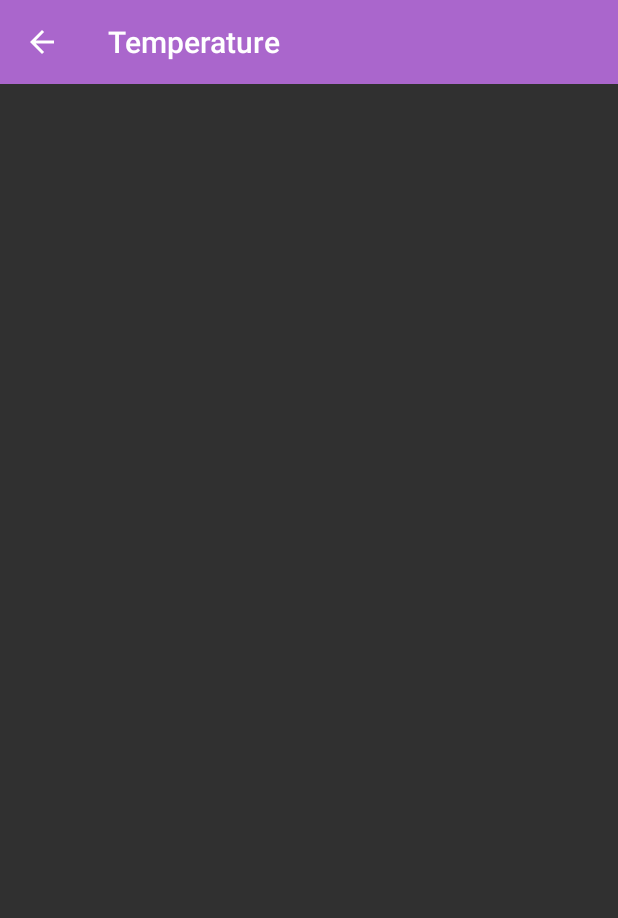
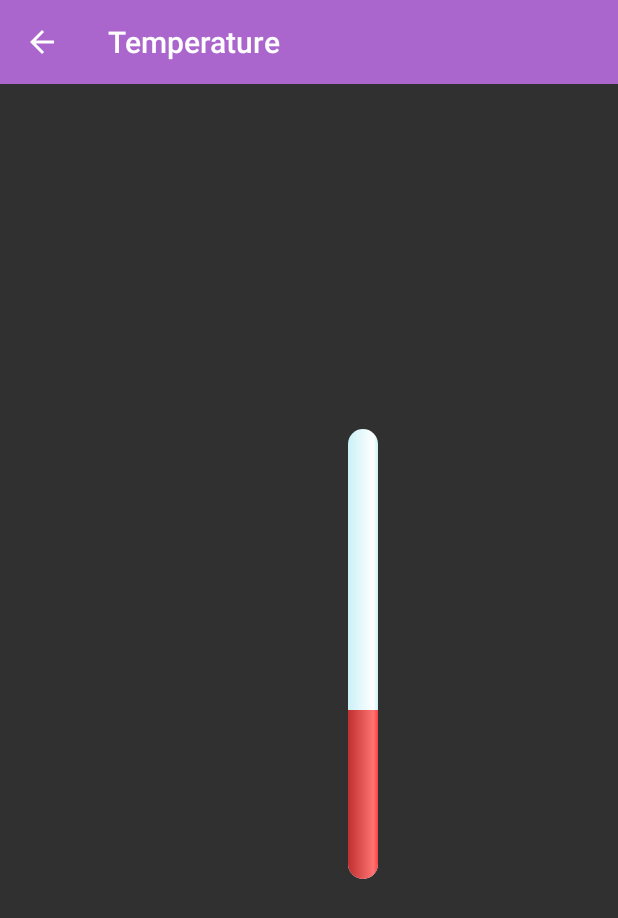
Before and after one commit to YusongLiang/SensorDemo, an Android app: the TemperatureActivity screen opened directly, with no data from a screen before it, on a phone screen of 412 x 824 dp. Shown: the top 918 px of the screen. Run offline under Robolectric (Android 15) with nearby library versions, the phone set to English and light mode, and no system bars.

Commit message:
安卓各Sensor使用演示

```diff
--- a/app/src/main/java/com/felix/sensordemo/view/TemperatureActivity.java
+++ b/app/src/main/java/com/felix/sensordemo/view/TemperatureActivity.java
@@ -8,6 +8,7 @@ import android.os.Bundle;
 import android.support.v4.app.ActivityCompat;
 import android.support.v7.widget.Toolbar;
 import android.view.View;
+import android.widget.ProgressBar;
 
 import com.felix.sensordemo.R;
 import com.felix.sensordemo.app.BaseActivity;
@@ -20,6 +21,7 @@ import com.felix.sensordemo.app.BaseActivity;
 public class TemperatureActivity extends BaseActivity {
 
     private Toolbar toolbar;
+    private ProgressBar pbTemperature;
 
     private SensorManager mManager;
     private Sensor mAmbientTemperatureSensor;
@@ -45,7 +47,7 @@ public class TemperatureActivity extends BaseActivity {
      * @param degree 当前环境温度（摄氏度）
      */
     private void onReceiveTemperature(float degree) {
-
+        pbTemperature.setProgress((int) (degree - 60));
     }
 
     @Override
@@ -57,6 +59,7 @@ public class TemperatureActivity extends BaseActivity {
     protected void initView() {
         toolbar = (Toolbar) findViewById(R.id.toolbar);
         setSupportActionBar(toolbar);
+        pbTemperature = (ProgressBar) findViewById(R.id.pb_temperature);
     }
 
     @Override
@@ -73,6 +76,7 @@ public class TemperatureActivity extends BaseActivity {
                 ActivityCompat.finishAfterTransition(TemperatureActivity.this);
             }
         });
+
     }
 
     /**
--- /dev/null
+++ b/app/src/main/res/drawable/progress_bar_drawable.xml
@@ -0,0 +1,28 @@
+<?xml version="1.0" encoding="utf-8"?>
+<layer-list xmlns:android="http://schemas.android.com/apk/res/android">
+    <item android:id="@android:id/background">
+        <shape>
+            <corners android:radius="10dp" />
+            <gradient
+                android:centerColor="#FFF"
+                android:centerY="0.85"
+                android:endColor="#CAF1F8"
+                android:startColor="#CAF1F8" />
+        </shape>
+    </item>
+    <item android:id="@android:id/progress">
+        <clip
+            android:clipOrientation="vertical"
+            android:gravity="bottom">
+            <shape>
+                <corners android:radius="10dp" />
+                <gradient
+                    android:angle="180"
+                    android:centerColor="#FF7373"
+                    android:centerY="0.15"
+                    android:endColor="#BF3030"
+                    android:startColor="#FF4040" />
+            </shape>
+        </clip>
+    </item>
+</layer-list>
--- a/app/src/main/res/layout/activity_temperature.xml
+++ b/app/src/main/res/layout/activity_temperature.xml
@@ -13,11 +13,41 @@
         android:minHeight="?attr/actionBarSize"
         android:theme="?attr/actionBarTheme"
         android:transitionName="@string/transition_name"
+        app:layout_constraintHorizontal_bias="0.0"
         app:layout_constraintLeft_toLeftOf="parent"
         app:layout_constraintRight_toRightOf="parent"
         app:layout_constraintTop_toTopOf="parent"
         app:navigationIcon="?attr/homeAsUpIndicator"
-        app:title="@string/label_temperature"
-        app:layout_constraintHorizontal_bias="1.0" />
+        app:title="@string/label_temperature" />
+
+    <ProgressBar
+        android:id="@+id/pb_temperature"
+        style="?android:attr/progressBarStyleHorizontal"
+        android:layout_width="20dp"
+        android:layout_height="300dp"
+        android:layout_marginBottom="16dp"
+        android:layout_marginEnd="16dp"
+        android:layout_marginStart="16dp"
+        android:layout_marginTop="8dp"
+        android:max="160"
+        android:progress="60"
+        android:progressDrawable="@drawable/progress_bar_drawable"
+        app:layout_constraintBottom_toBottomOf="parent"
+        app:layout_constraintHorizontal_bias="0.6"
+        app:layout_constraintLeft_toLeftOf="parent"
+        app:layout_constraintRight_toRightOf="parent"
+        app:layout_constraintTop_toBottomOf="@+id/toolbar" />
+
+    <TextView
+        android:id="@+id/tv_temperature"
+        android:layout_width="wrap_content"
+        android:layout_height="wrap_content"
+        android:layout_marginEnd="24dp"
+        android:layout_marginStart="16dp"
+        app:layout_constraintBottom_toBottomOf="@+id/pb_temperature"
+        app:layout_constraintHorizontal_bias="1.0"
+        app:layout_constraintLeft_toLeftOf="parent"
+        app:layout_constraintRight_toLeftOf="@+id/pb_temperature"
+        app:layout_constraintTop_toTopOf="@+id/pb_temperature" />
 
 </android.support.constraint.ConstraintLayout>
```
Also changed, not shown: app/src/main/java/com/felix/sensordemo/view/OrientationActivity.java (+5 -4 lines).
